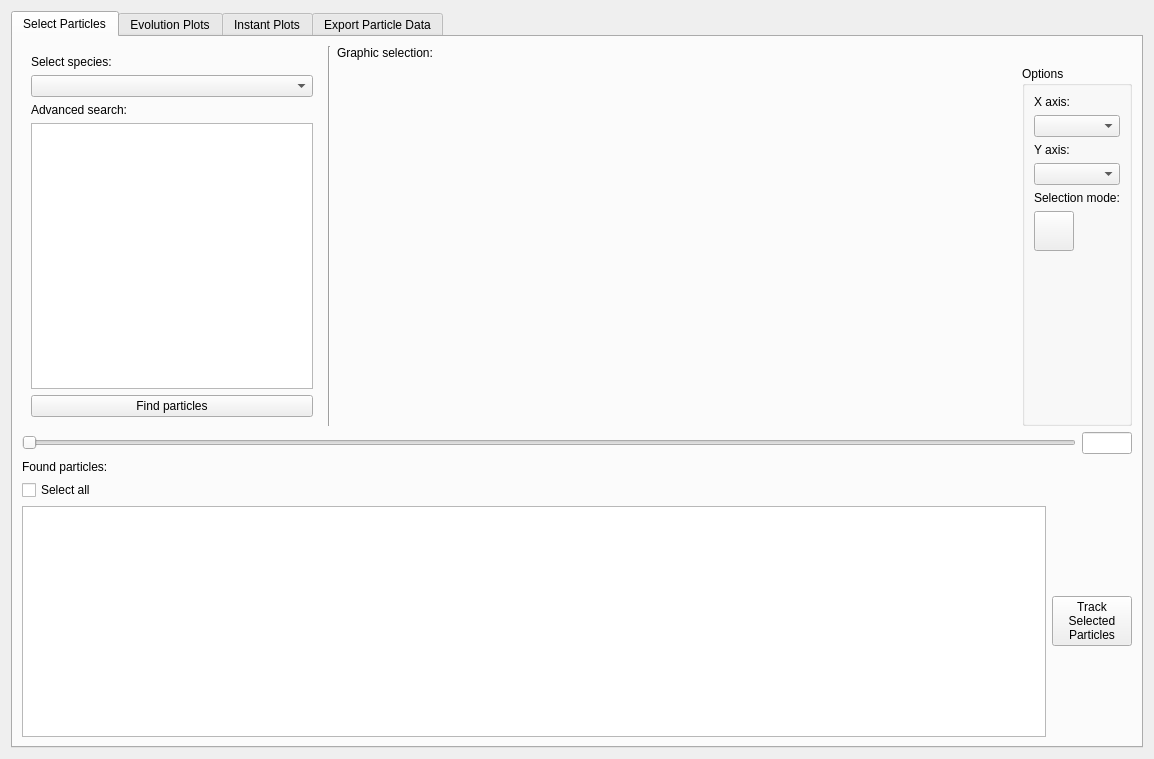
First picture: the form in VisualPIC/Views/ParticleTracker.ui, repository AngelFP/VisualPIC, before the edit.
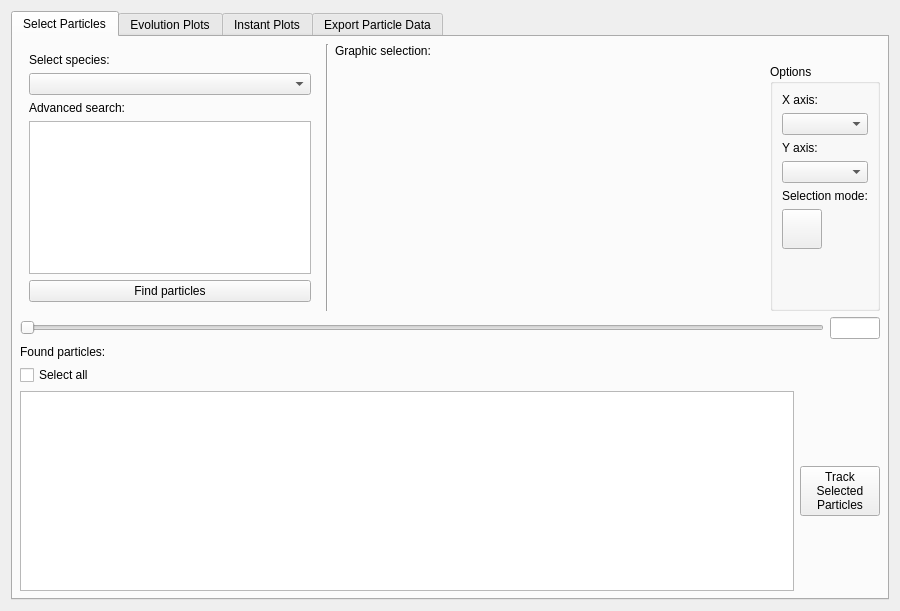
Second picture: the form after the edit. Icons and pictures are not drawn.

Commit message: Changes to default dpi and font size. UI adjustments.

What changed in the file:
```diff
--- a/VisualPIC/Views/ParticleTracker.ui
+++ b/VisualPIC/Views/ParticleTracker.ui
@@ -6,8 +6,8 @@
    <rect>
     <x>0</x>
     <y>0</y>
-    <width>1154</width>
-    <height>759</height>
+    <width>900</width>
+    <height>611</height>
    </rect>
   </property>
   <property name="windowTitle">
@@ -30,6 +30,18 @@
        <string>Select Particles</string>
       </attribute>
       <layout class="QVBoxLayout" name="verticalLayout">
+       <property name="leftMargin">
+        <number>7</number>
+       </property>
+       <property name="topMargin">
+        <number>7</number>
+       </property>
+       <property name="rightMargin">
+        <number>7</number>
+       </property>
+       <property name="bottomMargin">
+        <number>7</number>
+       </property>
        <item>
         <layout class="QHBoxLayout" name="horizontalLayout_6">
          <item>
@@ -107,7 +119,7 @@
                <property name="minimumSize">
                 <size>
                  <width>0</width>
-                 <height>360</height>
+                 <height>0</height>
                 </size>
                </property>
                <property name="maximumSize">
```
Left out of the diff: 36 changed lines with no effect on the pictures. The commit also changes 3 other files.
